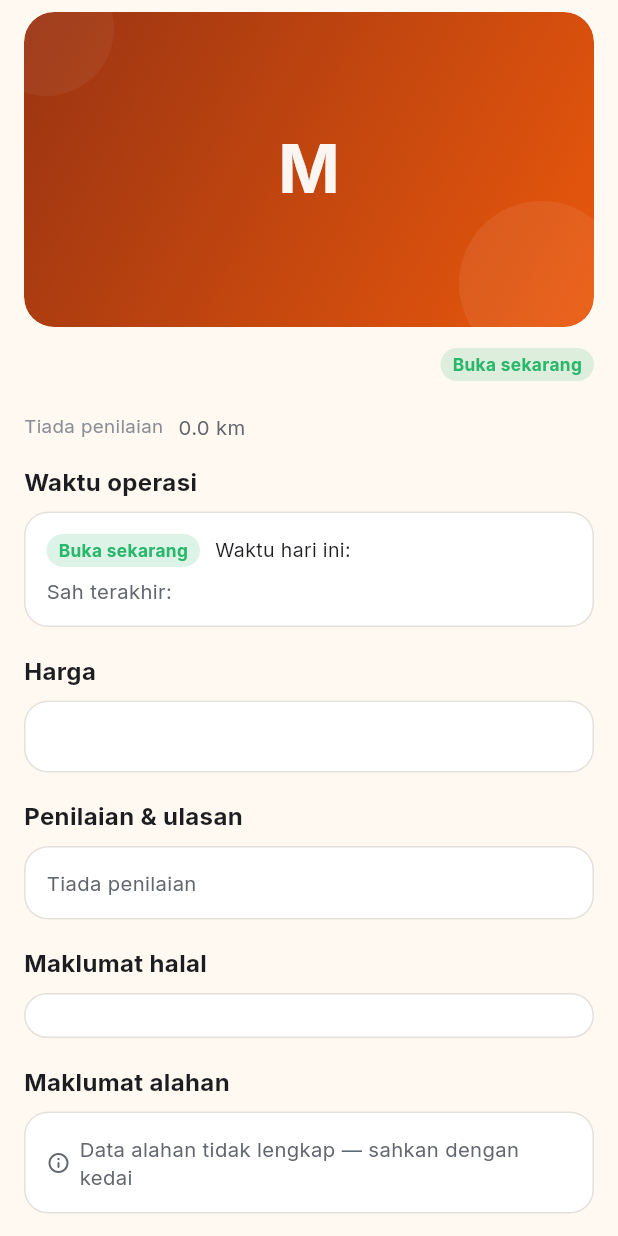
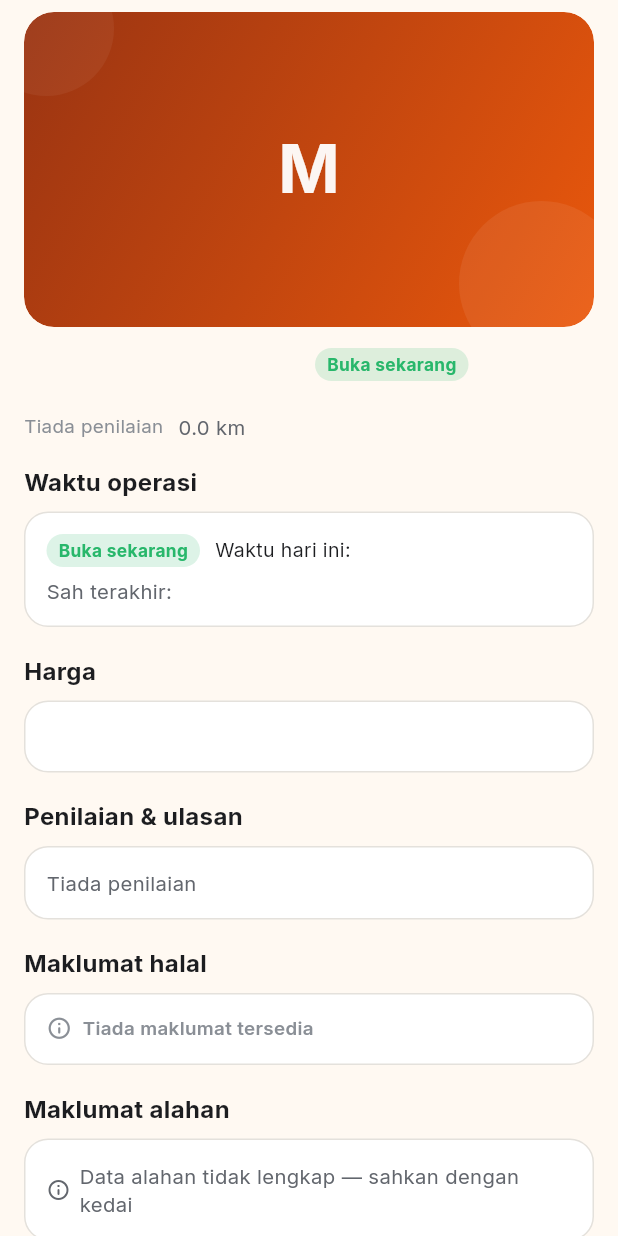
Before and after one commit to makanmanaapp-oss/makan-mana-app, a Flutter app: the CanonicalRestaurantDetailBody widget shown alone on an empty page, opened directly with empty values, on a phone screen of 412 x 824 dp. Run offline on Flutter 3.47's test engine with Material 3 defaults, Android fonts, the phone set to English and light mode, and no system bars; our stand-ins replace cached_network_image, cloud_firestore, cloud_functions, firebase_analytics, firebase_auth, firebase_core and 11 more; missing offline and left inert: firebase_app_check, in_app_purchase_android; accounts and stored records are empty; network calls fail.

Commit message:
fix(wave2): make restaurant profile detail responsive on narrow screens

```diff
--- a/lib/features/restaurant/canonical/canonical_restaurant_detail_screen.dart
+++ b/lib/features/restaurant/canonical/canonical_restaurant_detail_screen.dart
@@ -116,7 +116,7 @@ class _CanonicalRestaurantDetailBodyState
           if (vm.hasMenu) _section(t.t('menuTitle'), _menu(t, mm)),
           if (vm.serviceLabels.isNotEmpty || vm.ambienceLabels.isNotEmpty)
             _section(t.t('servicesLabel'), _serviceAmbience()),
-          _section(t.t('halalInfo'), _halal()),
+          _section(t.t('halalInfo'), _halal(t, mm)),
           if (vm.dietaryStates.isNotEmpty)
             _section(t.t('dietaryInfo'), _dietary(t, mm)),
           _section(t.t('allergenInfo'), _allergen(t, mm)),
@@ -248,7 +248,9 @@ class _CanonicalRestaurantDetailBodyState
             ),
           ),
           const SizedBox(width: 8),
-          PlaceStatusChip(hours: vm.hours.model, business: vm.businessState),
+          Flexible(
+            child: PlaceStatusChip(hours: vm.hours.model, business: vm.businessState),
+          ),
         ],
       );
 
@@ -332,16 +334,17 @@ class _CanonicalRestaurantDetailBodyState
   Widget _hours(AppLocalizations t, MMColors mm) {
     final h = vm.hours;
     final children = <Widget>[
-      Row(children: [
-        PlaceStatusChip(hours: h.model, business: vm.businessState),
-        if (h.todayLabel != null) ...[
-          const SizedBox(width: 10),
-          Flexible(
-            child: Text('${t.t('todayHours')}: ${h.todayLabel}',
+      Wrap(
+        spacing: 10,
+        runSpacing: 6,
+        crossAxisAlignment: WrapCrossAlignment.center,
+        children: [
+          PlaceStatusChip(hours: h.model, business: vm.businessState),
+          if (h.todayLabel != null)
+            Text('${t.t('todayHours')}: ${h.todayLabel}',
                 style: TextStyle(color: mm.onCard, fontSize: 13)),
-          ),
         ],
-      ]),
+      ),
     ];
     if (h.model.state == CardHoursState.hoursExpired) {
       children.add(Padding(
@@ -518,8 +521,37 @@ class _CanonicalRestaurantDetailBodyState
   Widget _serviceAmbience() =>
       PlaceTagChips(labels: [...vm.serviceLabels, ...vm.ambienceLabels], max: 8);
 
-  Widget _halal() =>
-      _card(PlaceVerificationBadges(halal: vm.halalState, badges: vm.verificationBadges));
+  Widget _halal(AppLocalizations t, MMColors mm) {
+    final (String label, IconData icon, Color color) = switch (vm.halalState) {
+      HalalDisplayState.certified =>
+        (t.t('halalCertified'), Icons.verified_rounded, MMColors.successGreen),
+      HalalDisplayState.merchantClaimed =>
+        (t.t('halalMerchantClaim'), Icons.storefront_outlined, mm.onCardMuted),
+      HalalDisplayState.communityReported =>
+        (t.t('halalCommunityReport'), Icons.groups_outlined, mm.onCardMuted),
+      HalalDisplayState.recheckRequired =>
+        (t.t('halalRecheck'), Icons.update_rounded, MMColors.accentYellow),
+      HalalDisplayState.possibleNonHalal =>
+        (t.t('warnPossibleNonHalal'), Icons.help_outline_rounded, MMColors.danger),
+      HalalDisplayState.unknown =>
+        (t.t('halalUnknown'), Icons.help_outline_rounded, mm.onCardFaint),
+      HalalDisplayState.none =>
+        (t.t('noInfoAvailable'), Icons.info_outline_rounded, mm.onCardFaint),
+    };
+    return _card(Row(
+      crossAxisAlignment: CrossAxisAlignment.start,
+      children: [
+        Icon(icon, size: 17, color: color),
+        const SizedBox(width: 7),
+        Expanded(
+          child: Text(label,
+              softWrap: true,
+              style: TextStyle(
+                  color: color, fontSize: 12.5, fontWeight: FontWeight.w600)),
+        ),
+      ],
+    ));
+  }
 
   Widget _dietary(AppLocalizations t, MMColors mm) => _card(Wrap(
         spacing: 8,
```
